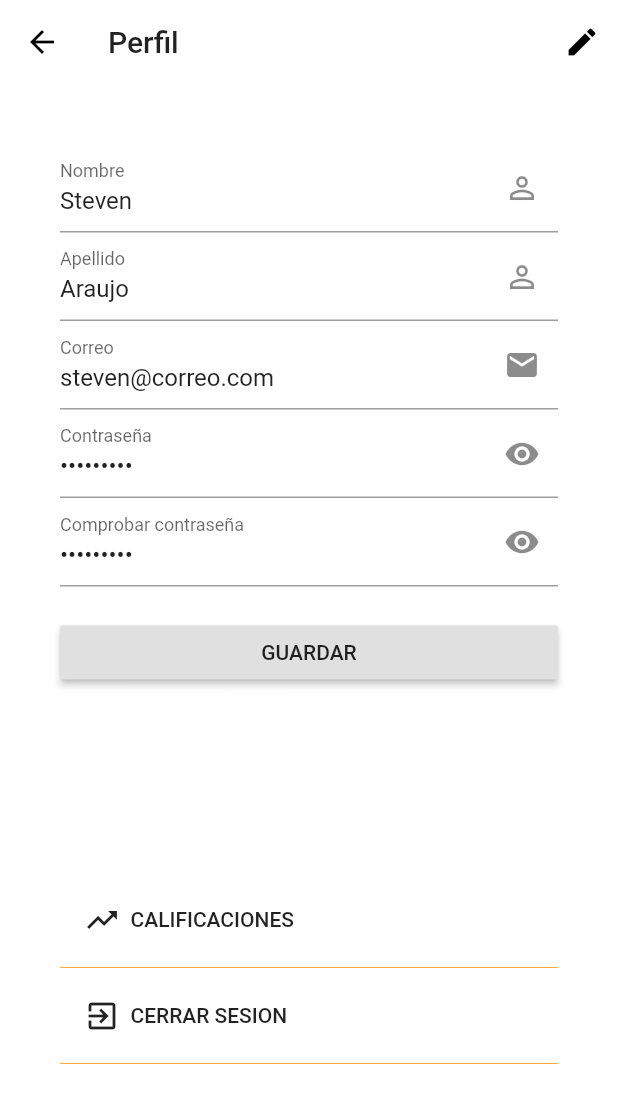
After one commit to TryCatchLP/SupportMe-mobile, a Flutter app: the ProfileView screen opened directly, after a tap on the "edit" icon, after a tap on "GUARDAR", on a phone screen of 412 x 824 dp. The commit adds this screen. Shown: the top 1103 px of the screen. Run offline on Flutter 3.47's test engine with Material 2 defaults, Android fonts, the phone set to English and light mode, and no system bars; our stand-ins replace dio, flutter_secure_storage, fluttertoast, google_fonts, google_maps_flutter, sliding_up_panel; accounts and stored records are empty; network calls fail.

Commit message:
perfil y correccion de menu y hueca

```diff
--- a/lib/models/hueca.dart
+++ b/lib/models/hueca.dart
@@ -10,6 +10,7 @@ class Hueca {
     this.phone,
     this.stars,
     this.ratings,
+    this.schedule,
   });
 
   int id;
@@ -22,11 +23,13 @@ class Hueca {
   String phone;
   int stars;
   int ratings;
+  String schedule;
 
   factory Hueca.fromJson(Map<String, dynamic> json) => Hueca(
         id: json["id"],
         name: json["name"],
         descrip: json["descrip"],
+        schedule: json["schedule"],
         lat: json["lat"].toDouble(),
         lng: json["lng"].toDouble(),
         address: json["address"],
@@ -39,6 +42,7 @@ class Hueca {
   Map<String, dynamic> toJson() => {
         "name": name,
         "descrip": descrip,
+        "schedule": schedule,
         "lat": lat,
         "lng": lng,
         "address": address,
--- /dev/null
+++ b/lib/views/profile.dart
@@ -0,0 +1,252 @@
+import 'package:flutter/material.dart';
+
+class ProfileView extends StatefulWidget {
+  @override
+  _ProfileViewState createState() => _ProfileViewState();
+}
+
+class _ProfileViewState extends State<ProfileView> {
+  final _formKey = GlobalKey<FormState>();
+  bool _activado;
+  bool _obscureTextpass;
+  bool _obscureTextpass2;
+
+  @override
+  void initState() {
+    super.initState();
+    _activado = false;
+    _obscureTextpass = true;
+    _obscureTextpass2 = true;
+
+    nombreCtrl.text = "Steven";
+    apellidoCtrl.text = "Araujo";
+    correoCtrl.text = "steven@correo.com";
+    passCtrl.text = "prueba123";
+    passCtrl2.text = "prueba123";
+  }
+
+  TextEditingController nombreCtrl = new TextEditingController();
+  TextEditingController apellidoCtrl = new TextEditingController();
+  TextEditingController correoCtrl = new TextEditingController();
+  TextEditingController passCtrl = new TextEditingController();
+  TextEditingController passCtrl2 = new TextEditingController();
+
+  String _validate(value) {
+    if (value.isEmpty) return 'Campo vacío';
+    return null;
+  }
+
+  String _validatePss(value) {
+    if (value.length == 0)
+      return 'Ingrese contraseña.';
+    else if (value.length < 6)
+      return 'Contraseña muy corta.';
+    else if (passCtrl.text != passCtrl2.text)
+      return 'No coinciden las contraseñas';
+    return null;
+  }
+
+  _submit() async {
+    showDialog(
+        context: context,
+        child: Center(
+          child: CircularProgressIndicator(),
+        ));
+    /*
+    Hueca hueca = Hueca(
+        name: nombreCtrl.text,
+        descrip: descripcionCtrl.text,
+        lat: double.parse(latitudCtrl.text),
+        lng: double.parse(longitudCtrl.text),
+        address: direccionCtrl.text,
+        photo: "C://",
+        phone: telefonoCtrl.text,
+        //schedule: horarioCtrl.text,
+        stars: 0,
+        ratings: 0);
+
+    */
+
+    Navigator.pop(context);
+    //Navigator.push(context, MaterialPageRoute(builder: (context) => MenuView(hueca: hueca)));
+  }
+
+  @override
+  Widget build(BuildContext context) {
+    //Scaffold
+    return Scaffold(
+      appBar: AppBar(
+        title: Text('Perfil'),
+        actions: [
+          IconButton(
+            icon: Icon(Icons.edit),
+            onPressed: () {
+              setState(() {
+                _activado = !_activado;
+              });
+            },
+          ),
+        ],
+      ),
+      backgroundColor: Colors.white,
+      body: Form(
+        key: _formKey,
+        child: ListView(padding: const EdgeInsets.all(40.0), children: <Widget>[
+          CustomField(
+            hintText: 'Nombre',
+            icon: Icons.person_outline,
+            mobileCtrl: nombreCtrl,
+            validate: _validate,
+            enabled: _activado,
+          ),
+          CustomField(
+            hintText: 'Apellido',
+            icon: Icons.person_outline,
+            mobileCtrl: apellidoCtrl,
+            validate: _validate,
+            enabled: _activado,
+          ),
+          CustomField(
+            hintText: 'Correo',
+            icon: Icons.email,
+            mobileCtrl: correoCtrl,
+            validate: _validate,
+            textInput: TextInputType.emailAddress,
+            enabled: _activado,
+          ),
+          CustomField(
+            hintText: 'Contraseña',
+            mobileCtrl: passCtrl,
+            validate: _validatePss,
+            textInput: TextInputType.emailAddress,
+            enabled: _activado,
+            obscureText: _obscureTextpass,
+            textCapitalization: TextCapitalization.none,
+            iconButton: IconButton(
+              icon: Icon(
+                  _obscureTextpass ? Icons.visibility : Icons.visibility_off),
+              onPressed: () {
+                setState(() {
+                  _obscureTextpass = !_obscureTextpass;
+                });
+              },
+            ),
+          ),
+          CustomField(
+            hintText: 'Comprobar contraseña',
+            mobileCtrl: passCtrl2,
+            validate: _validatePss,
+            textInput: TextInputType.emailAddress,
+            enabled: _activado,
+            obscureText: _obscureTextpass2,
+            textCapitalization: TextCapitalization.none,
+            iconButton: IconButton(
+              icon: Icon(
+                  _obscureTextpass2 ? Icons.visibility : Icons.visibility_off),
+              onPressed: () {
+                setState(() {
+                  _obscureTextpass2 = !_obscureTextpass2;
+                });
+              },
+            ),
+          ),
+          SizedBox(height: 20.0),
+          Opacity(
+            opacity: _activado? 1.0: 0.0,
+            child: RaisedButton(
+              onPressed: _activado
+                  ? () {
+                      if (_formKey.currentState.validate()) {
+                        _submit();
+                        // Process data.
+                      }
+                    }
+                  : null,
+              child: Text('GUARDAR'),
+            ),
+          ),
+          SizedBox(height: 130.0),
+          FlatButton(
+            onPressed: () {
+              if (_formKey.currentState.validate()) {
+                _submit();
+                // Process data.
+              }
+            },
+            child: Row(
+              children: [
+                Icon(Icons.trending_up),
+                Text('  CALIFICACIONES'),
+              ],
+            ),
+          ),
+          Divider(
+            color: Colors.orangeAccent,
+          ),
+          FlatButton(
+            onPressed: () {
+              if (_formKey.currentState.validate()) {
+                _submit();
+                // Process data.
+              }
+            },
+            child: Row(
+              children: [
+                Icon(Icons.exit_to_app),
+                Text('  CERRAR SESION'),
+              ],
+            ),
+          ),
+          Divider(
+            color: Colors.orangeAccent,
+          ),
+        ]),
+      ),
+    );
+  }
+}
+
+class CustomField extends StatelessWidget {
+  final String hintText;
+  final String labelText;
+  final IconData icon;
+  final TextInputType textInput;
+  final TextCapitalization textCapitalization;
+  final TextEditingController mobileCtrl;
+  final Function(String) validate;
+  final bool enabled;
+  final bool obscureText;
+  final IconButton iconButton;
+
+  CustomField({
+    Key key,
+    this.enabled,
+    this.hintText,
+    this.labelText,
+    this.icon,
+    this.textInput,
+    this.textCapitalization,
+    this.mobileCtrl,
+    this.validate,
+    this.obscureText,
+    this.iconButton,
+  }) : super(key: key);
+
+  @override
+  Widget build(BuildContext context) {
+    return TextFormField(
+      controller: mobileCtrl,
+      decoration: InputDecoration(
+        hintText: hintText,
+        labelText: labelText ?? hintText,
+        suffixIcon: iconButton ?? Icon(icon),
+        //prefix: CircularProgressIndicator(),
+      ),
+      keyboardType: textInput ?? TextInputType.text,
+      textCapitalization: textCapitalization ?? TextCapitalization.sentences,
+      validator: validate,
+      enabled: enabled ?? true,
+      obscureText: obscureText ?? false,
+    );
+  }
+}
```
Also changed, not shown: lib/services/hueca_service.dart (+6 -3 lines), lib/views/home.dart (+7 -4 lines), lib/views/hueca.dart (+38 -18 lines), lib/views/menu.dart (+90 -55 lines), pubspec.lock.
